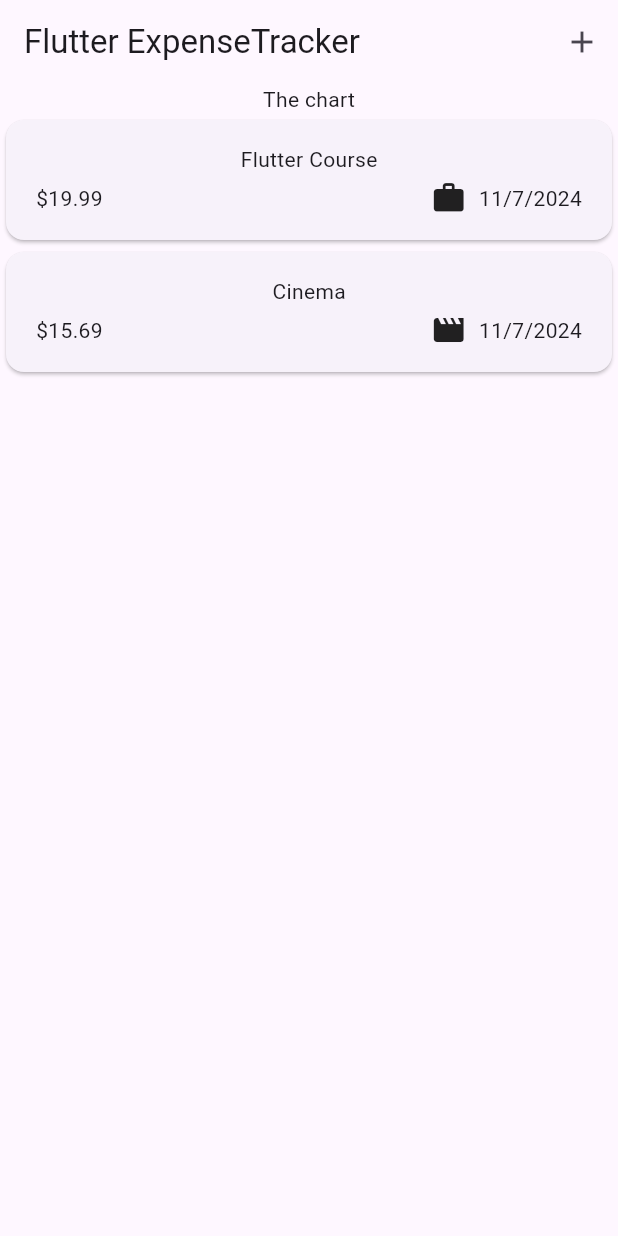
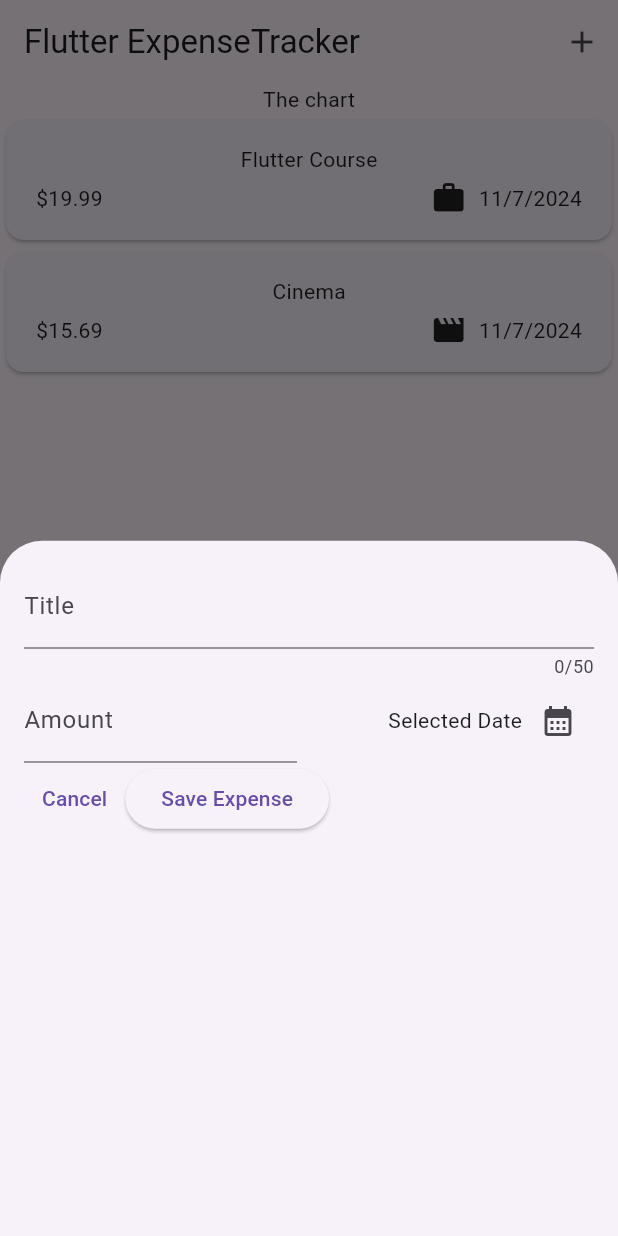
Before and after one commit to MarceloBill84/expense_tracker, a Flutter app: the screen it shows after launch, after a tap on the "add" icon, on a phone screen of 412 x 824 dp. Run offline on Flutter 3.47's test engine with Material 3 defaults, Android fonts, the phone set to English and light mode, and no system bars.

Commit message:
Creating new_expense widget

```diff
--- a/lib/widgets/expenses.dart
+++ b/lib/widgets/expenses.dart
@@ -1,5 +1,6 @@
 import 'package:expense_tracker/widgets/expenses_list/expenses_list.dart';
 import 'package:expense_tracker/models/expense.dart';
+import 'package:expense_tracker/widgets/new_expense.dart';
 import 'package:flutter/material.dart';
 
 class Expenses extends StatefulWidget {
@@ -27,6 +28,13 @@ class _ExpensesState extends State<Expenses> {
     )
   ];
 
+  void openAddExpenseOverlay() {
+    showModalBottomSheet(
+      context: context,
+      builder: (ctx) => const NewExpense(),
+    );
+  }
+
   @override
   Widget build(BuildContext context) {
     return Scaffold(
@@ -34,7 +42,7 @@ class _ExpensesState extends State<Expenses> {
         title: const Text('Flutter ExpenseTracker'),
         actions: [
           IconButton(
-            onPressed: () {},
+            onPressed: openAddExpenseOverlay,
             icon: const Icon(Icons.add),
           )
         ],
--- /dev/null
+++ b/lib/widgets/new_expense.dart
@@ -0,0 +1,92 @@
+import 'package:flutter/material.dart';
+
+class NewExpense extends StatefulWidget {
+  const NewExpense({super.key});
+
+  @override
+  State<NewExpense> createState() {
+    return _NewExpenseState();
+  }
+}
+
+class _NewExpenseState extends State<NewExpense> {
+  final _titleController = TextEditingController();
+  final _amountController = TextEditingController();
+
+  void _presentDatePicker() {
+    final now = DateTime.now();
+    final firstDate = DateTime(now.year -1, now.month, now.day);
+    showDatePicker(context: context, initialDate: now, firstDate: firstDate, lastDate: now);
+  }
+
+  @override
+  void dispose() {
+    _titleController.dispose();
+    _amountController.dispose();
+    super.dispose();
+  }
+
+  @override
+  Widget build(BuildContext context) {
+    return Padding(
+      padding: const EdgeInsets.all(16),
+      child: Column(
+        children: [
+          TextField(
+            controller: _titleController,
+            maxLength: 50,
+            decoration: const InputDecoration(
+              label: Text('Title'),
+            ),
+          ),
+          Row(
+            children: [
+              Expanded(
+                child: TextField(
+                  controller: _amountController,
+                  keyboardType: TextInputType.number,
+                  decoration: const InputDecoration(
+                    prefixText: '\$ ',
+                    label: Text('Amount'),
+                  ),
+                ),
+              ),
+              const SizedBox(
+                width: 16,
+              ),
+              Expanded(
+                child: Row(
+                  mainAxisAlignment: MainAxisAlignment.end,
+                  crossAxisAlignment: CrossAxisAlignment.center,
+                  children: [
+                    const Text('Selected Date'),
+                    IconButton(
+                      onPressed: _presentDatePicker,
+                      icon: const Icon(
+                        Icons.calendar_month,
+                      ),
+                    )
+                  ],
+                ),
+              ),
+            ],
+          ),
+          Row(
+            children: [
+              TextButton(
+                onPressed: () {
+                  Navigator.pop(context);
+                },
+                child: const Text('Cancel'),
+              ),
+              ElevatedButton(
+                onPressed: () {},
+                child: const Text('Save Expense'),
+              ),
+            ],
+          ),
+        ],
+      ),
+    );
+  }
+}
```
